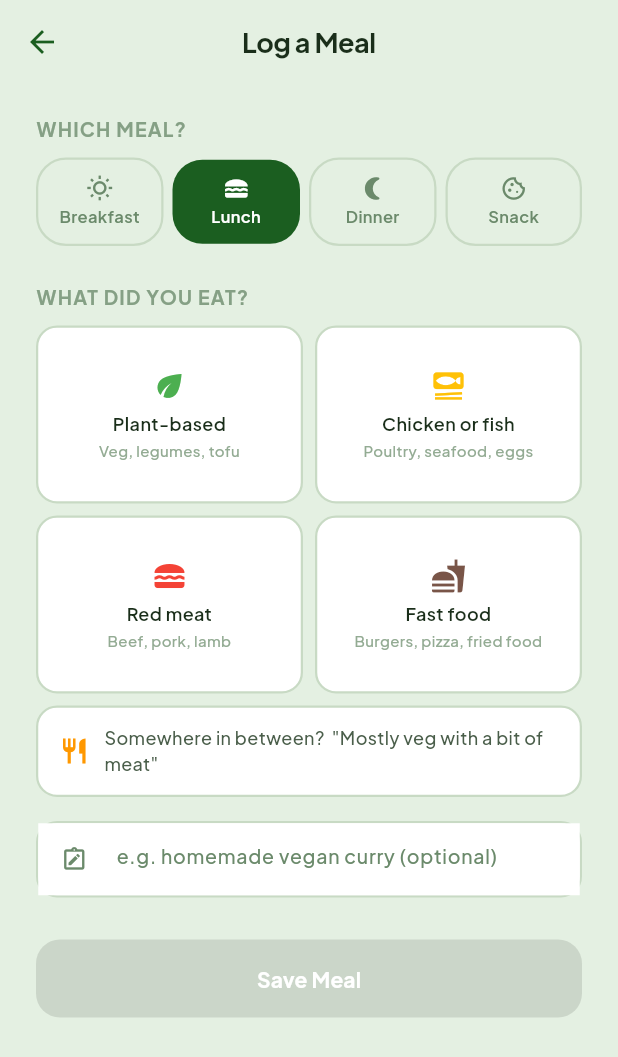
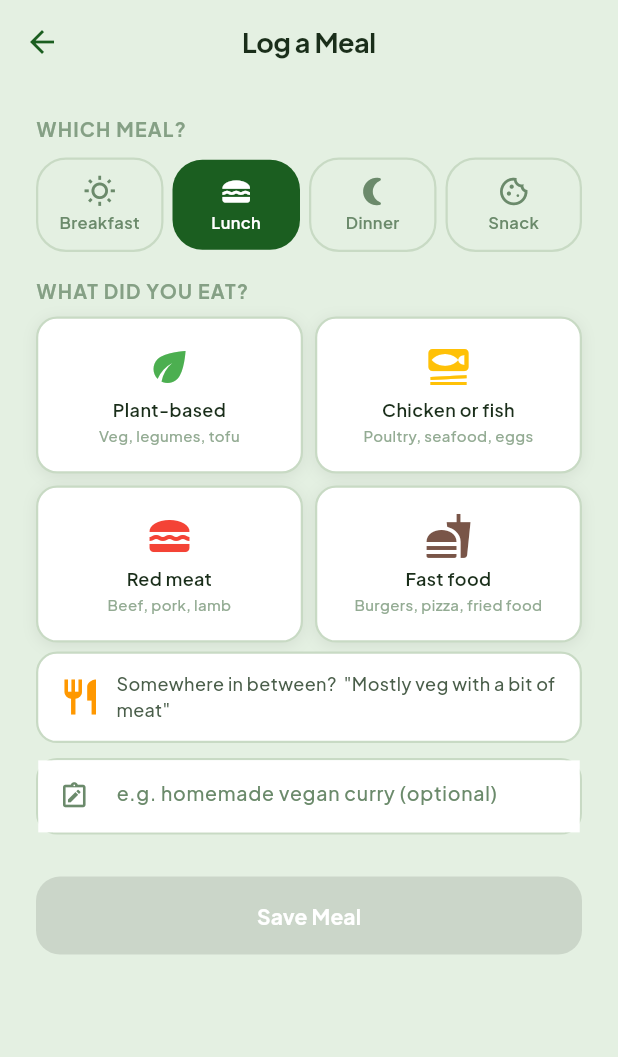
Before and after one commit to aswath-space/Voetje, a Flutter app: the AddFoodScreen screen opened directly, on a phone screen of 412 x 824 dp. Shown: the top 1057 px of the screen. Run offline on Flutter 3.47's test engine with Material 3 defaults, Android fonts, the phone set to English and light mode, and no system bars; our stand-ins replace file_picker, fl_chart, geolocator, google_fonts, share_plus, shared_preferences and 1 more; missing offline and left inert: marionette_flutter; accounts and stored records are empty.

Commit message:
fix: visual polish — contrast, proportions, spacing, icon sizing
Co-Authored-By: Claude Opus 4.6 (1M context) <noreply@anthropic.com>

```diff
--- a/lib/config/design_tokens.dart
+++ b/lib/config/design_tokens.dart
@@ -52,8 +52,8 @@ class VoetjeColors {
   static const Color divider = Color(0xFFF0F4EE);
 
   // Shadows
-  static const Color shadowLight = Color(0x05000000);
-  static const Color shadowMedium = Color(0x08000000);
+  static const Color shadowLight = Color(0x12000000);
+  static const Color shadowMedium = Color(0x1A000000);
 
   // Progress bar track
   static const Color progressTrack = Color(0xFFC6DAC2);
--- a/lib/screens/add_food_screen.dart
+++ b/lib/screens/add_food_screen.dart
@@ -150,7 +150,7 @@ class _AddFoodScreenState extends State<AddFoodScreen> {
                           children: [
                             Icon(
                               slot.icon,
-                              size: 18,
+                              size: 22,
                               color: isSelected
                                   ? VoetjeColors.surface
                                   : VoetjeColors.textMuted,
@@ -177,12 +177,12 @@ class _AddFoodScreenState extends State<AddFoodScreen> {
                 );
               }).toList(),
             ),
-            const SizedBox(height: 24),
+            const SizedBox(height: 16),
 
             // ── Meal type grid (only for non-snack slots) ────────────────
             if (_selectedSlot != MealSlot.snack) ...[
               Text('WHAT DID YOU EAT?', style: VoetjeTypography.sectionLabel()),
-              const SizedBox(height: 10),
+              const SizedBox(height: 8),
 
               GridView.count(
                 crossAxisCount: 2,
@@ -190,7 +190,7 @@ class _AddFoodScreenState extends State<AddFoodScreen> {
                 physics: const NeverScrollableScrollPhysics(),
                 mainAxisSpacing: 8,
                 crossAxisSpacing: 8,
-                childAspectRatio: 1.5,
+                childAspectRatio: 1.7,
                 children: [
                   MealType.plantBased,
                   MealType.chickenOrFish,
@@ -203,7 +203,7 @@ class _AddFoodScreenState extends State<AddFoodScreen> {
                 )).toList(),
               ),
 
-              const SizedBox(height: 8),
+              const SizedBox(height: 6),
 
               // "Somewhere in between" option
               GestureDetector(
@@ -229,7 +229,7 @@ class _AddFoodScreenState extends State<AddFoodScreen> {
                       Icon(
                         MealType.inBetween.icon,
                         color: MealType.inBetween.color,
-                        size: 20,
+                        size: 28,
                       ),
                       const SizedBox(width: 10),
                       Expanded(
@@ -246,7 +246,7 @@ class _AddFoodScreenState extends State<AddFoodScreen> {
                 ),
               ),
 
-              const SizedBox(height: 16),
+              const SizedBox(height: 10),
 
               // Note field
               Container(
@@ -271,7 +271,7 @@ class _AddFoodScreenState extends State<AddFoodScreen> {
                     prefixIcon: const Icon(
                       Icons.note_alt_outlined,
                       color: VoetjeColors.textMuted,
-                      size: 18,
+                      size: 20,
                     ),
                     contentPadding: const EdgeInsets.symmetric(
                         horizontal: 14, vertical: 12),
@@ -356,7 +356,7 @@ class _MealTypeCard extends StatelessWidget {
       onTap: onTap,
       child: AnimatedContainer(
         duration: const Duration(milliseconds: 150),
-        padding: const EdgeInsets.all(12),
+        padding: const EdgeInsets.symmetric(horizontal: 12, vertical: 8),
         decoration: BoxDecoration(
           color: isSelected
               ? VoetjeColors.food.withValues(alpha: 0.07)
@@ -366,12 +366,19 @@ class _MealTypeCard extends StatelessWidget {
             width: isSelected ? 2 : 1.5,
           ),
           borderRadius: BorderRadius.circular(VoetjeRadius.input),
+          boxShadow: const [
+            BoxShadow(
+              color: VoetjeColors.shadowLight,
+              blurRadius: 8,
+              offset: Offset(0, 2),
+            ),
+          ],
         ),
         child: Column(
           mainAxisAlignment: MainAxisAlignment.center,
           children: [
-            Icon(meal.icon, color: meal.color, size: 24),
-            const SizedBox(height: 5),
+            Icon(meal.icon, color: meal.color, size: 32),
+            const SizedBox(height: 4),
             Text(
               meal.label,
               textAlign: TextAlign.center,
--- a/lib/widgets/entry_tile.dart
+++ b/lib/widgets/entry_tile.dart
@@ -31,8 +31,8 @@ class EntryTile extends StatelessWidget {
           boxShadow: const [
             BoxShadow(
               color: VoetjeColors.shadowLight,
-              blurRadius: 3,
-              offset: Offset(0, 1),
+              blurRadius: 8,
+              offset: Offset(0, 2),
             ),
           ],
         ),
@@ -50,7 +50,7 @@ class EntryTile extends StatelessWidget {
               alignment: Alignment.center,
               child: Icon(
                 icon,
-                size: 18,
+                size: 20,
                 color: VoetjeColors.categoryColor(category),
               ),
             ),
```
Also changed, not shown: lib/screens/add_shopping_screen.dart (+20 -25 lines), lib/screens/home_screen.dart (+11 -4 lines).
